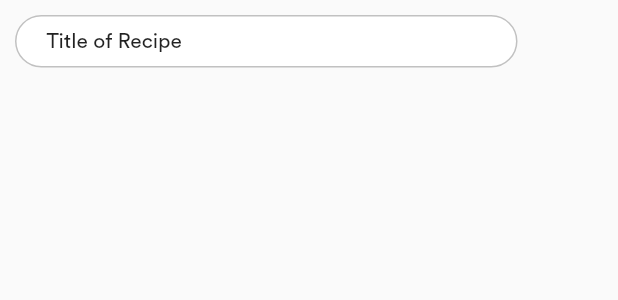
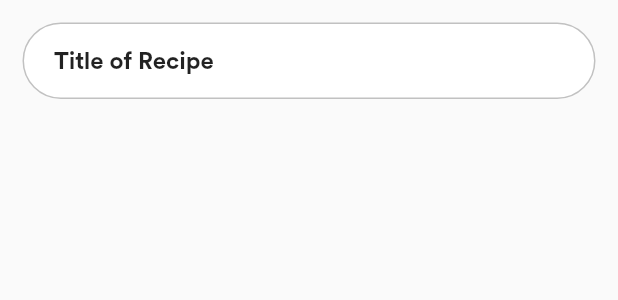
Before and after one commit to ManuB123/EPITECH_GNT_Flutter_1, a Flutter app: the FakeInput widget shown alone on an empty page, opened directly, on a phone screen of 412 x 824 dp. Shown: the top 300 px of the screen. Run offline on Flutter 3.47's test engine with Material 2 defaults, Android fonts, the phone set to English and light mode, and no system bars; our stand-ins replace camera, carousel_slider, localstorage, material_floating_search_bar; network calls fail.

Commit message:
fix: create recipe landscape styling modifications

```diff
--- a/lib/Components/FakeInput.dart
+++ b/lib/Components/FakeInput.dart
@@ -10,13 +10,31 @@ class FakeInput extends StatelessWidget {
 
   @override
   Widget build(BuildContext context) {
-    return Container(child: Text(content), decoration: BoxDecoration(
-        borderRadius: BorderRadius.circular(20),
-        border: Border.all(color: const Color(0XffC1C1C1)),
-        color: Colors.white,
+    return Container(
+      margin: const EdgeInsets.all(15.0),
+      padding: const EdgeInsets.all(15.0),
+      decoration: BoxDecoration(
+          color: Colors.white,
+          borderRadius: BorderRadius.circular(32),
+          border: Border.all(color: const Color(0XffC1C1C1)),
+          ),
+
+      child: Row(
+        children: [
+          Expanded(
+            flex: 2,
+            child: Padding(
+              padding: EdgeInsets.only(left: 5),
+              child: Text(
+                content,
+                style: const TextStyle(
+                    fontSize: 16,
+                    fontFamily: 'CircularStd',
+                    fontWeight: FontWeight.bold),
+              ),
+            )
+          ),
+        ],
       ),
-      width: 335,
-      padding: EdgeInsets.symmetric(horizontal: 20, vertical: 8),
-      margin: EdgeInsets.all(10));
-  }
-}
+    );
+  }}
--- a/lib/Page/RecipeCreate.dart
+++ b/lib/Page/RecipeCreate.dart
@@ -14,12 +14,12 @@ class RecipeCreate extends StatelessWidget {
         title: const Text("Create a new recipe", style: TextStyle(color: Colors.black, fontWeight: FontWeight.bold)),
       ),
       body: Center(child: SingleChildScrollView(child: Container(child: Column(children: [
-        Container(width: 335, height: 212,  decoration: BoxDecoration(
+        Container(width: MediaQuery.of(context).size.width - 100, height: 212,  decoration: BoxDecoration(
           image: const DecorationImage(
             image: NetworkImage('https://i.imgur.com/8zuAgNl.jpg'),
             fit: BoxFit.cover,
           ),
-          borderRadius: BorderRadius.circular(10),
+          borderRadius: BorderRadius.circular(30),
         )),
       const FakeInput(content: 'Title of Recipe'),
       const RecipeDetailsHeader(isServe: true, unit: 'p', value: 2),
--- a/lib/Page/RecipeDetails.dart
+++ b/lib/Page/RecipeDetails.dart
@@ -27,7 +27,7 @@ class RecipeDetails extends StatelessWidget {
             Container(
               child: Padding(padding:
                 const EdgeInsets.fromLTRB(45, 0, 35, 10),
-                child: Image.network(recipe.image, width: 300, height: 150, fit: BoxFit.cover)
+                child: Image.network(recipe.image, width: 300, height: MediaQuery.of(context).size.width < 500 ? 150 : 300, fit: BoxFit.cover)
               ),
             ),
             Container(
--- a/lib/Page/search.dart
+++ b/lib/Page/search.dart
@@ -22,7 +22,7 @@ class _SearchState extends State<Search> {
       elevation: 0,
       title: Text("Search our recipes", style: TextStyle(color: Colors.black)),
     ),
-      body: ChangeNotifierProvider(
+      body: Center(child: ChangeNotifierProvider(
         create: (context) => RecipeModel(),
         child: Consumer<RecipeModel>(
           builder: (context, model, _) => FloatingSearchBar(
@@ -62,7 +62,7 @@ class _SearchState extends State<Search> {
             },
           ),
         ),
-      )
+      ))
     );
   }
 }
```
